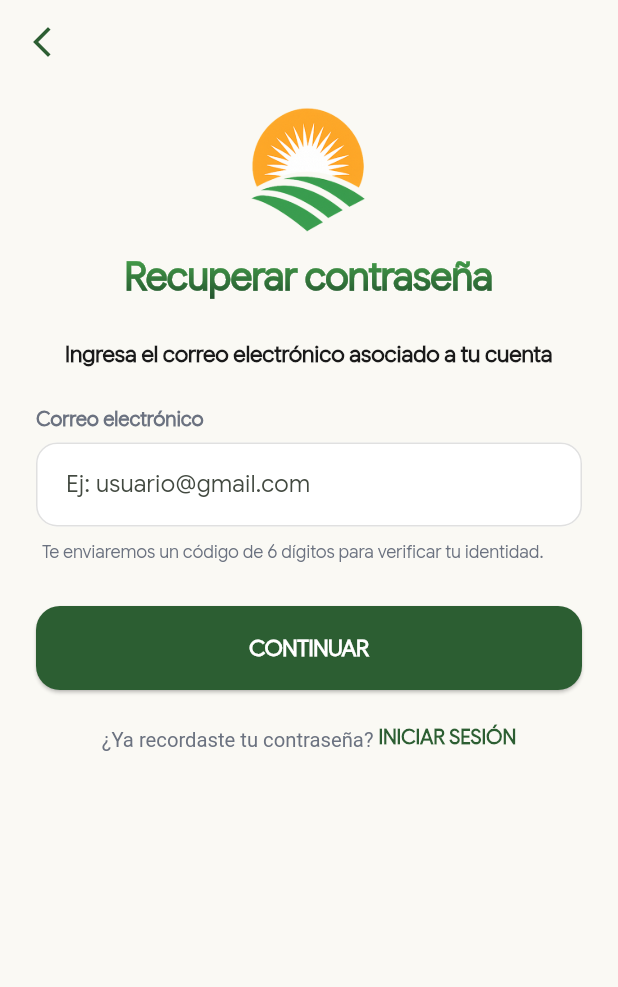
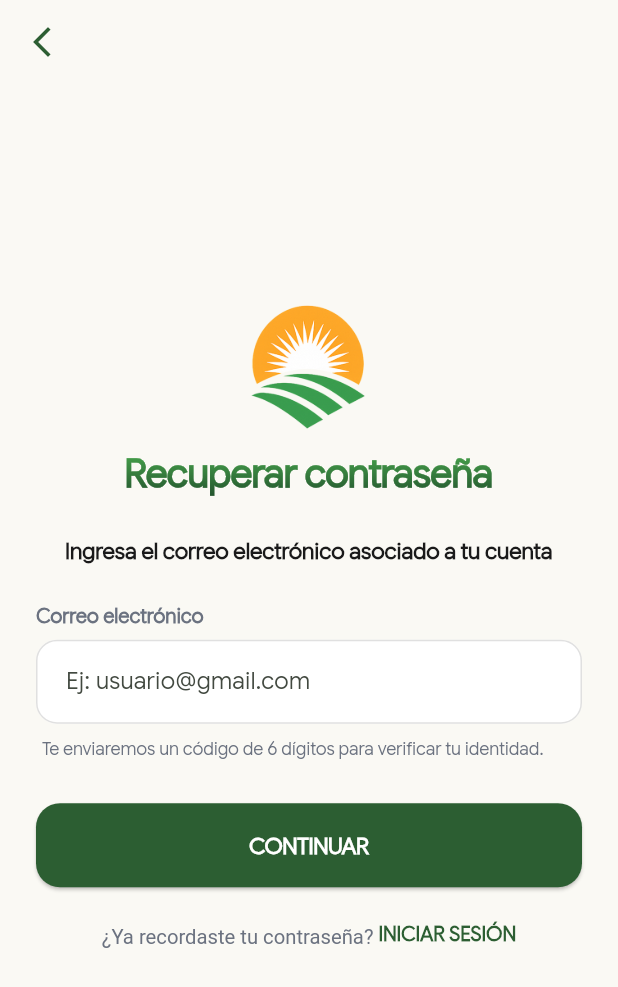
Before and after one commit to juantorresgonzalez5931-ship-it/tecnoagro, a Flutter app: the RecuperarScreen screen opened directly, on a phone screen of 412 x 824 dp. Shown: the top 987 px of the screen. Run offline on Flutter 3.47's test engine with Material 3 defaults, Android fonts, the phone set to English and light mode, and no system bars; our stand-ins replace shared_preferences; accounts and stored records are empty; project files that could hold a hidden picture were left out.

Commit message:
ajustar tamaño

```diff
--- a/frontend/Tecnoagro/lib/pantallas/recuperar.dart
+++ b/frontend/Tecnoagro/lib/pantallas/recuperar.dart
@@ -78,10 +78,16 @@ class _RecuperarScreenState extends State<RecuperarScreen> {
         ),
       ),
       body: SafeArea(
-        child: SingleChildScrollView(
-          padding: const EdgeInsets.symmetric(horizontal: 24),
-          child: Column(
-            crossAxisAlignment: CrossAxisAlignment.stretch,
+        child: LayoutBuilder(
+          builder: (context, constraints) => SingleChildScrollView(
+            padding: const EdgeInsets.symmetric(horizontal: 24),
+            child: ConstrainedBox(
+              // Ocupa al menos toda la altura disponible para poder centrar.
+              constraints: BoxConstraints(minHeight: constraints.maxHeight),
+              child: Center(
+                child: Column(
+                  mainAxisSize: MainAxisSize.min,
+                  crossAxisAlignment: CrossAxisAlignment.stretch,
             children: [
               Center(
                 child: Image.asset('assets/images/logo-tecnoagro.png',
@@ -162,8 +168,12 @@ class _RecuperarScreenState extends State<RecuperarScreen> {
                   ),
                 ),
               ),
-              const SizedBox(height: 16),
+              // Espacio extra abajo: sube un poco todo el contenido.
+              const SizedBox(height: 60),
             ],
+                ),
+              ),
+            ),
           ),
         ),
       ),
```
Also changed, not shown: frontend/Tecnoagro/lib/pantallas/verificar_codigo.dart (+15 -5 lines).
